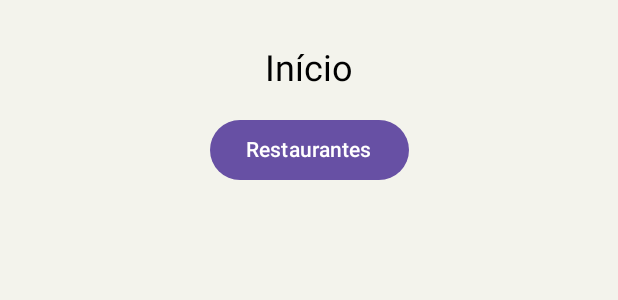
After one commit to gomes800/diario-gastronomico, an Android app built with Jetpack Compose: the @Preview function HomeScreen, on a phone screen of 412 x 824 dp. The commit adds this screen. Shown: the top 300 px of the screen. Run offline under Robolectric (Android 15) with nearby library versions, the phone set to English and light mode, and no system bars.

Commit message:
feat: Example screens

```diff
--- /dev/null
+++ b/app/app/src/main/java/com/example/app_diario_gastronomico/ui/HomeScreen.kt
@@ -0,0 +1,47 @@
+package com.example.app_diario_gastronomico.ui
+
+import androidx.compose.foundation.background
+import androidx.compose.foundation.layout.Arrangement
+import androidx.compose.foundation.layout.Box
+import androidx.compose.foundation.layout.Column
+import androidx.compose.foundation.layout.Spacer
+import androidx.compose.foundation.layout.fillMaxSize
+import androidx.compose.foundation.layout.height
+import androidx.compose.material3.Button
+import androidx.compose.material3.Text
+import androidx.compose.runtime.Composable
+import androidx.compose.ui.Alignment
+import androidx.compose.ui.Modifier
+import androidx.compose.ui.graphics.Color
+import androidx.compose.ui.tooling.preview.Preview
+import androidx.compose.ui.unit.dp
+import androidx.compose.ui.unit.sp
+
+@Preview
+@Composable
+fun HomeScreen() {
+    Box(
+        modifier = Modifier
+            .fillMaxSize()
+            .background(Color(0xFFF3F3EC)),
+        contentAlignment = Alignment.Center
+    ) {
+        Column(
+            modifier = Modifier
+                .fillMaxSize(),
+            horizontalAlignment = Alignment.CenterHorizontally,
+            verticalArrangement = Arrangement.Top
+        ) {
+            Spacer(modifier = Modifier.height(32.dp))
+
+            Text(text = "Início", fontSize = 24.sp)
+
+            Spacer(modifier = Modifier.height(16.dp))
+
+            Button(onClick = {}) {
+                Text("Restaurantes")
+            }
+        }
+    }
+
+}
--- a/app/app/src/main/java/com/example/app_diario_gastronomico/ui/theme/Theme.kt
+++ b/app/app/src/main/java/com/example/app_diario_gastronomico/ui/theme/Theme.kt
@@ -1,6 +1,5 @@
 package com.example.app_diario_gastronomico.ui.theme
 
-import android.app.Activity
 import android.os.Build
 import androidx.compose.foundation.isSystemInDarkTheme
 import androidx.compose.material3.MaterialTheme
```
Also changed, not shown: app/app/src/main/java/com/example/app_diario_gastronomico/MainActivity.kt (+41 -31 lines).
